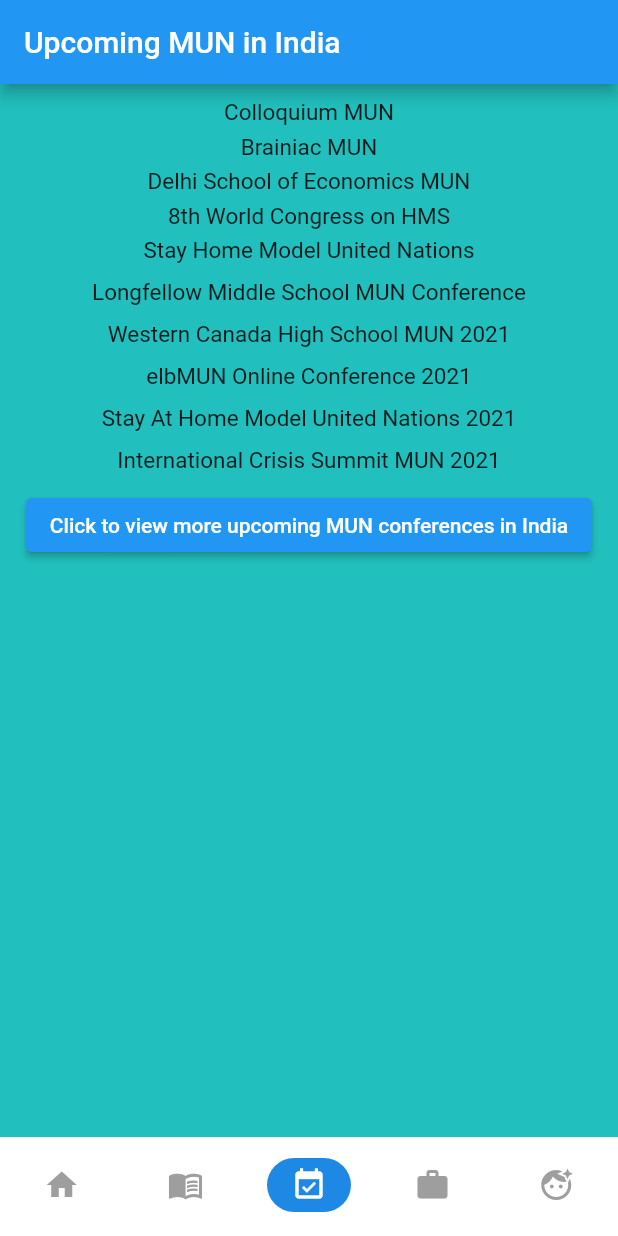
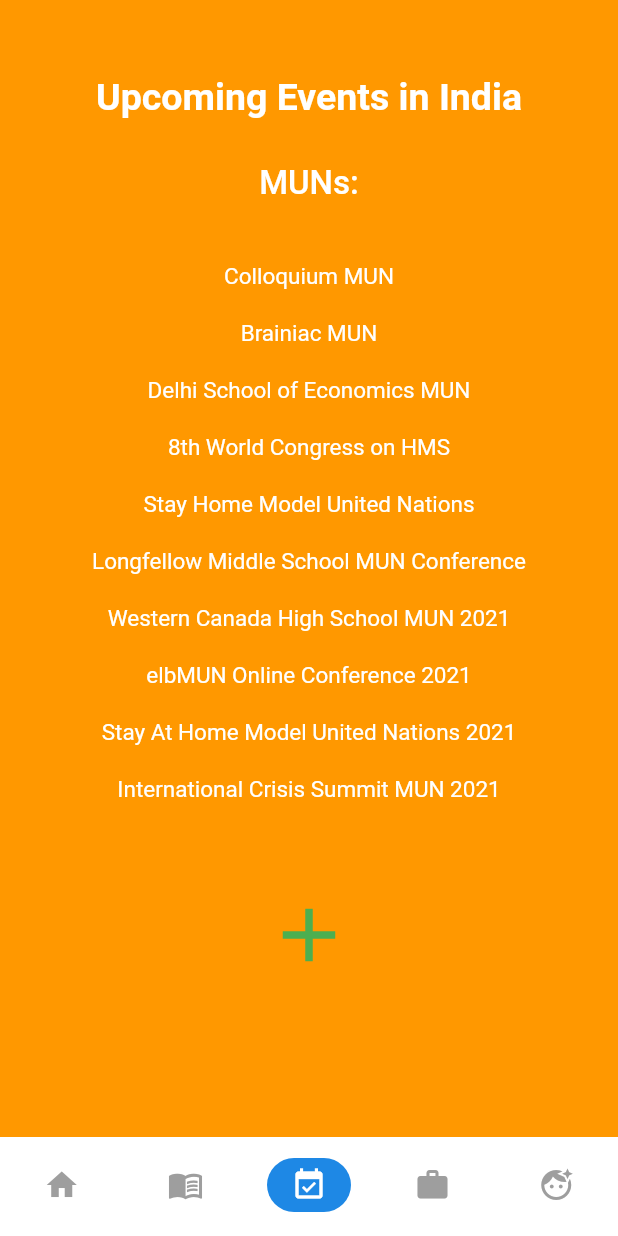
Before and after one commit to seunghk1206/StHelpNo.1, a Flutter app: the screen it shows after launch, item 3 of the bottom bar chosen, on a phone screen of 412 x 824 dp. Run offline on Flutter 3.47's test engine with Material 2 defaults, Android fonts, the phone set to English and light mode, and no system bars; Roboto replaces fonts that are missing (Montserrat).

Commit message:
Update upcomingEvents.dart

```diff
--- a/flutterproject/lib/app_screens/upcomingEvents.dart
+++ b/flutterproject/lib/app_screens/upcomingEvents.dart
@@ -15,6 +15,7 @@ class UpcomingEvents extends StatelessWidget {
 
   @override
   Widget build(BuildContext context) {
+
     var events = {
       1: "Colloquium MUN",
       2: "Brainiac MUN",
@@ -28,220 +29,160 @@ class UpcomingEvents extends StatelessWidget {
       10: "International Crisis Summit MUN 2021"
     };
     return Scaffold(
-        appBar: AppBar(
-          title: Text(
-            "Upcoming MUN in India",
+      backgroundColor: Colors.orange,
+
+        body: ListView(
+
+          children: <Widget>[
+              Padding(padding: EdgeInsets.only(top: 50.0)),
+
+              Text("Upcoming Events in India",
             textAlign: TextAlign.center,
-          ),
-        ),
-        body: Center(
-          child: Column(
-            children: [
-              Padding(padding: EdgeInsets.only(top: 10.0)),
+                style: const TextStyle(
+                  fontSize: 25,
+                  color: Colors.white,
+                  fontWeight: FontWeight.w600,
+                  fontFamily: "Montserrat",
+          ),),
+
+            Padding(padding: EdgeInsets.only(top: 30.0,)),
+                    Text("MUNs:",
+                    textAlign: TextAlign.center,
+                style: const TextStyle(
+                  fontSize: 22,
+                  color: Colors.white,
+                  fontWeight: FontWeight.w500,
+                  fontFamily: "Montserrat",
+          ),),
+
+              Padding(padding: EdgeInsets.only(bottom: 40.0)),
               Text(
                 events[1],
                 textAlign: TextAlign.center,
                 style: TextStyle(
                   fontSize: 15,
+                  color: Colors.white,
+                  fontWeight: FontWeight.w400,
+                  fontFamily: "Montserrat",
                 ),
               ),
-              Padding(padding: EdgeInsets.only(bottom: 5.0)),
+              Padding(padding: EdgeInsets.only(bottom: 20.0)),
               Text(
                 events[2],
                 textAlign: TextAlign.center,
                 style: TextStyle(
                   fontSize: 15,
+                  color: Colors.white,
+                  fontWeight: FontWeight.w400,
+                  fontFamily: "Montserrat"
                 ),
               ),
-              Padding(padding: EdgeInsets.only(bottom: 5.0)),
+              Padding(padding: EdgeInsets.only(bottom: 20.0)),
               Text(
                 events[3],
                 textAlign: TextAlign.center,
                 style: TextStyle(
                   fontSize: 15,
+                  color: Colors.white,
+                  fontWeight: FontWeight.w400,
+                  fontFamily: "Montserrat"
                 ),
               ),
-              Padding(padding: EdgeInsets.only(bottom: 5.0)),
+              Padding(padding: EdgeInsets.only(bottom: 20.0)),
               Text(
                 events[4],
                 textAlign: TextAlign.center,
                 style: TextStyle(
                   fontSize: 15,
+                  color: Colors.white,
+                  fontWeight: FontWeight.w400,
+                  fontFamily: "Montserrat"
                 ),
               ),
-              Padding(padding: EdgeInsets.only(bottom: 5.0)),
+              Padding(padding: EdgeInsets.only(bottom: 20.0)),
               Text(
                 events[5],
                 textAlign: TextAlign.center,
                 style: TextStyle(
                   fontSize: 15,
+                  color: Colors.white,
+                  fontWeight: FontWeight.w400,
+                  fontFamily: "Montserrat"
                 ),
               ),
-              Padding(padding: EdgeInsets.only(bottom: 10.0)),
+              Padding(padding: EdgeInsets.only(bottom: 20.0)),
               Text(
                 events[6],
                 textAlign: TextAlign.center,
                 style: TextStyle(
                   fontSize: 15,
+                  color: Colors.white,
+                  fontWeight: FontWeight.w400,
+                  fontFamily: "Montserrat"
                 ),
               ),
-              Padding(padding: EdgeInsets.only(bottom: 10.0)),
+              Padding(padding: EdgeInsets.only(bottom: 20.0)),
               Text(
                 events[7],
                 textAlign: TextAlign.center,
                 style: TextStyle(
                   fontSize: 15,
+                  color: Colors.white,
+                  fontWeight: FontWeight.w400,
+                  fontFamily: "Montserrat"
                 ),
               ),
-              Padding(padding: EdgeInsets.only(bottom: 10.0)),
+              Padding(padding: EdgeInsets.only(bottom: 20.0)),
               Text(
                 events[8],
                 textAlign: TextAlign.center,
                 style: TextStyle(
                   fontSize: 15,
+                  color: Colors.white,
+                  fontWeight: FontWeight.w400,
+                  fontFamily: "Montserrat"
                 ),
               ),
-              Padding(padding: EdgeInsets.only(bottom: 10.0)),
+              Padding(padding: EdgeInsets.only(bottom: 20.0)),
               Text(
                 events[9],
                 textAlign: TextAlign.center,
                 style: TextStyle(
                   fontSize: 15,
+                  color: Colors.white,
+                  fontWeight: FontWeight.w400,
+                  fontFamily: "Montserrat"
                 ),
               ),
-              Padding(padding: EdgeInsets.only(bottom: 10.0)),
+              Padding(padding: EdgeInsets.only(bottom: 20.0)),
               Text(
                 events[10],
                 textAlign: TextAlign.center,
                 style: TextStyle(
                   fontSize: 15,
+                  color: Colors.white,
+                  fontWeight: FontWeight.w400,
+                  fontFamily: "Montserrat"
                 ),
               ),
-              Padding(padding: EdgeInsets.only(bottom: 10.0)),
-              ElevatedButton(
-                child: Text(
-                  "Click to view more upcoming MUN conferences in India",
-                  textAlign: TextAlign.center,
-                ),
-                onPressed: _launchURLmun,
-              ),
+              Padding(padding: EdgeInsets.only(bottom: 50.0)),
+              Container(
+                    width: 125.0,
+                    child: Row(
+                      mainAxisAlignment: MainAxisAlignment.center,
+                      children: <Widget>[
+                        IconButton(
+                          alignment: Alignment.bottomLeft,
+                          icon: Icon(Icons.add),
+                          iconSize: 60,
+                          color: Colors.green,
+                          onPressed: _launchURLmun,
+                        )
+                      ],
+                    )),
               Padding(padding: EdgeInsets.only(bottom: 30.0)),
             ],
           ),
-        ));
+        );
   }
 }
-
-/*
-class EventState extends StatefulWidget {
-  @override
-  State<StatefulWidget> createState() {
-    return UpcomingEvents();
-  }
-}
-*/
-/*
-class UpcomingEvents extends State<EventState> {
-  var _eventIndex = 1;
-
-  void _toggleEvent() {
-    setState(() {
-      _eventIndex = _eventIndex + 5;
-    });
-  }
-
-  final textList = File("Data.txt").readAsString();
-  _launchURLmun() async {
-    const url = 'https://munfinder.com';
-    if (await canLaunch(url)) {
-      await launch(url);
-    } else {
-      throw 'Could not launch $url';
-    }
-  }
-
-  @override
-  Widget build(BuildContext context) {
-    String initS = textList.toString();
-    var splitL = initS.split(", ");
-    var events = {
-      1: "Colloquium MUN",
-      2: "Brainiac MUN",
-      3: "Delhi School of Economics MUN",
-      4: "8th World Congress on HMS",
-      5: "Stay Home Model United Nations",
-      6: "Longfellow Middle School MUN Conference",
-      7: "Western Canada High School MUN 2021",
-      8: "elbMUN Online Conference 2021",
-      9: "Stay At Home Model United Nations 2021",
-      10: "International Crisis Summit MUN 2021"
-    };
-    return Scaffold(
-        appBar: AppBar(
-          title: Text(
-            "Upcoming MUN in India",
-            textAlign: TextAlign.center,
-          ),
-        ),
-        body: Center(
-          child: Column(
-            children: [
-              Padding(padding: EdgeInsets.only(top: 10.0)),
-              Text(
-                events[_eventIndex],
-                textAlign: TextAlign.center,
-                style: TextStyle(
-                  fontSize: 15,
-                ),
-              ),
-              Padding(padding: EdgeInsets.only(bottom: 5.0)),
-              Text(
-                events[_eventIndex + 1],
-                textAlign: TextAlign.center,
-                style: TextStyle(
-                  fontSize: 15,
-                ),
-              ),
-              Padding(padding: EdgeInsets.only(bottom: 5.0)),
-              Text(
-                events[_eventIndex + 2],
-                textAlign: TextAlign.center,
-                style: TextStyle(
-                  fontSize: 15,
-                ),
-              ),
-              Padding(padding: EdgeInsets.only(bottom: 5.0)),
-              Text(
-                events[_eventIndex + 3],
-                textAlign: TextAlign.center,
-                style: TextStyle(
-                  fontSize: 15,
-                ),
-              ),
-              Padding(padding: EdgeInsets.only(bottom: 5.0)),
-              Text(
-                events[_eventIndex + 4],
-                textAlign: TextAlign.center,
-                style: TextStyle(
-                  fontSize: 15,
-                ),
-              ),
-              Padding(padding: EdgeInsets.only(bottom: 10.0)),
-              ElevatedButton(
-                child: Text(
-                  "Click to view more upcoming MUN conferences in India",
-                  textAlign: TextAlign.center,
-                ),
-                onPressed: _launchURLmun,
-              ),
-              Padding(padding: EdgeInsets.only(bottom: 30.0)),
-              ElevatedButton(
-                child: Text("Load more Upcoming MUN conferences"),
-                onPressed: _toggleEvent,
-              ),
-            ],
-          ),
-        ));
-  }
-}
-*/
```
